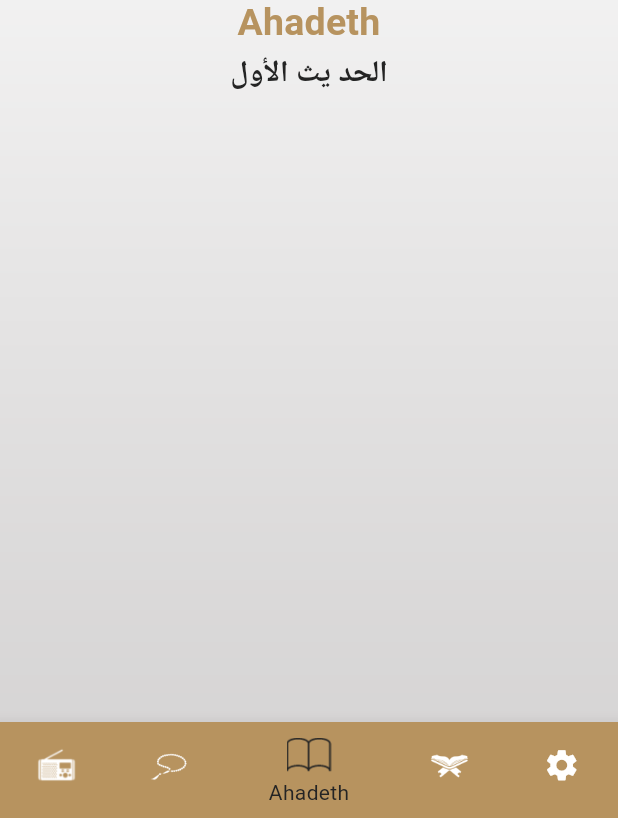
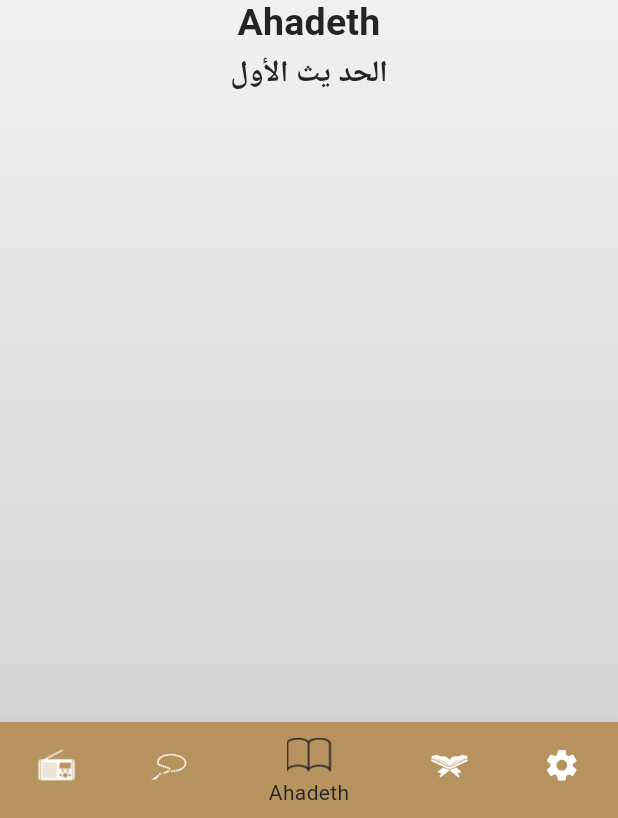
Before and after one commit to Maryammahmou-d/Islame_App, a Flutter app: the screen it shows after launch, item 3 of the bottom bar chosen, on a phone screen of 412 x 824 dp, the part 418-1236 px from its top. Run offline on Flutter 3.47's test engine with Material 3 defaults, Android fonts, the phone set to English and light mode, and no system bars; generated files the repository leaves out were written again.

Commit message:
Change some colors

```diff
--- a/lib/Home/Ahadeth/Ahadeth_tab.dart
+++ b/lib/Home/Ahadeth/Ahadeth_tab.dart
@@ -1,22 +1,18 @@
 import 'package:flutter/material.dart';
 import 'package:flutter/services.dart';
 import 'package:islame_app/Provider/ahadeth_provider.dart';
-import 'package:islame_app/Provider/theme_mode_provider.dart';
 import 'package:provider/provider.dart';
 import '../Quran/divider_item_stayle.dart';
 import 'hadeth_details.dart';
-
 import 'package:flutter_gen/gen_l10n/app_localizations.dart';
 
 class AhadethTab extends StatefulWidget {
   @override
   State<AhadethTab> createState() => _AhadethTabState();
 }
-
 class _AhadethTabState extends State<AhadethTab> {
   @override
   Widget build(BuildContext context) {
-    var provider = Provider.of<ThemeModeProvider>(context);
     return ChangeNotifierProvider(
       create: (context) => AhadethProvider()..LoadHadethFile(),
       builder: (context, widget) {
@@ -28,9 +24,7 @@ class _AhadethTabState extends State<AhadethTab> {
               Text(
                 AppLocalizations.of(context)!.hadeth_name,
                 style: Theme.of(context).textTheme.titleMedium?.copyWith(
-                      color: provider.mode == ThemeMode.light
-                          ? Theme.of(context).colorScheme.primary
-                          : Theme.of(context).colorScheme.secondary,
+                      color: Theme.of(context).colorScheme.secondary,
                     ),
                 textAlign: TextAlign.center,
               ),
--- a/lib/Home/Home_screen.dart
+++ b/lib/Home/Home_screen.dart
@@ -3,11 +3,8 @@ import 'package:islame_app/Home/Ahadeth/Ahadeth_tab.dart';
 import 'package:islame_app/Home/Quran/Quran_tab.dart';
 import 'package:islame_app/Home/radio/Radio_tab.dart';
 import 'package:islame_app/Home/sebha/Sabha_tab.dart';
-import 'package:islame_app/Themeing/Themeing.dart';
-
 import 'package:flutter_gen/gen_l10n/app_localizations.dart';
 import 'package:provider/provider.dart';
-
 import '../Provider/theme_mode_provider.dart';
 import 'Settings/Settings_tab.dart';
 
@@ -47,6 +44,7 @@ class _HomeScreenState extends State<HomeScreen> {
           ),
           body: tabs[currentIndex],
           bottomNavigationBar: BottomNavigationBar(
+              type: BottomNavigationBarType.shifting,
               currentIndex: currentIndex,
               onTap: (index) {
                 currentIndex = index;
@@ -54,45 +52,35 @@ class _HomeScreenState extends State<HomeScreen> {
               },
               items: [
                 BottomNavigationBarItem(
-                    backgroundColor: provider.mode == ThemeMode.light
-                        ? Theme.of(context).colorScheme.primary
-                        : Theme.of(context).colorScheme.primary,
+                    backgroundColor: Theme.of(context).colorScheme.primary,
                     icon: ImageIcon(
                       AssetImage('assets/icon_images/icon_radio.png'),
                       size: 30,
                     ),
                     label: AppLocalizations.of(context)!.radio_nav),
                 BottomNavigationBarItem(
-                    backgroundColor: provider.mode == ThemeMode.light
-                        ? Theme.of(context).colorScheme.primary
-                        : Theme.of(context).colorScheme.primary,
+                    backgroundColor: Theme.of(context).colorScheme.primary,
                     icon: ImageIcon(
                       AssetImage('assets/icon_images/icon_sebha.png'),
                       size: 30,
                     ),
                     label: AppLocalizations.of(context)!.sebha_nav),
                 BottomNavigationBarItem(
-                    backgroundColor: provider.mode == ThemeMode.light
-                        ? Theme.of(context).colorScheme.primary
-                        : Theme.of(context).colorScheme.primary,
+                    backgroundColor: Theme.of(context).colorScheme.primary,
                     icon: ImageIcon(
                       AssetImage('assets/icon_images/icon_hadeth.png'),
                       size: 30,
                     ),
                     label: AppLocalizations.of(context)!.ahadeth_nav),
                 BottomNavigationBarItem(
-                    backgroundColor: provider.mode == ThemeMode.light
-                        ? Theme.of(context).colorScheme.primary
-                        : Theme.of(context).colorScheme.primary,
+                    backgroundColor: Theme.of(context).colorScheme.primary,
                     icon: ImageIcon(
                       AssetImage('assets/icon_images/icon_quran.png'),
                       size: 30,
                     ),
                     label: AppLocalizations.of(context)!.quran_nav),
                 BottomNavigationBarItem(
-                  backgroundColor: provider.mode == ThemeMode.light
-                      ? Theme.of(context).colorScheme.primary
-                      : Theme.of(context).colorScheme.primary,
+                  backgroundColor: Theme.of(context).colorScheme.primary,
                   icon: Icon(
                     Icons.settings,
                     size: 25,
--- a/lib/Home/Quran/Quran_tab.dart
+++ b/lib/Home/Quran/Quran_tab.dart
@@ -127,7 +127,6 @@ class QuranTab extends StatelessWidget {
 
   @override
   Widget build(BuildContext context) {
-    var provider = Provider.of<ThemeModeProvider>(context);
     return Container(
       width: double.infinity,
       child: Column(
@@ -136,9 +135,7 @@ class QuranTab extends StatelessWidget {
           Text(
             AppLocalizations.of(context)!.sura_name,
             style: Theme.of(context).textTheme.titleMedium?.copyWith(
-                  color: provider.mode == ThemeMode.light
-                      ? Theme.of(context).colorScheme.primary
-                      : Theme.of(context).colorScheme.secondary,
+                  color: Theme.of(context).colorScheme.secondary,
                 ),
           ),
           Expanded(
--- a/lib/Home/Radio/Radio_tab.dart
+++ b/lib/Home/Radio/Radio_tab.dart
@@ -1,9 +1,6 @@
 import 'package:flutter/material.dart';
-import 'package:islame_app/Themeing/Themeing.dart';
-
 import 'package:flutter_gen/gen_l10n/app_localizations.dart';
 import 'package:provider/provider.dart';
-
 import '../../Provider/theme_mode_provider.dart';
 
 class RadioTab extends StatelessWidget {
--- a/lib/Home/Settings/Settings_tab.dart
+++ b/lib/Home/Settings/Settings_tab.dart
@@ -62,9 +62,7 @@ class SettingsTab extends StatelessWidget {
           Text(
             AppLocalizations.of(context)!.mode,
             style: Theme.of(context).textTheme.titleSmall!.copyWith(
-                  color: modeProvider.mode == ThemeMode.light
-                      ? Theme.of(context).colorScheme.secondary
-                      : Theme.of(context).colorScheme.secondary,
+                  color: Theme.of(context).colorScheme.secondary,
                 ),
           ),
           SizedBox(
--- a/lib/Themeing/Themeing.dart
+++ b/lib/Themeing/Themeing.dart
@@ -40,6 +40,7 @@ class MyThemeData {
       labelSmall: TextStyle(fontSize: 15, color: BlackColor),
     ),
     bottomNavigationBarTheme: BottomNavigationBarThemeData(
+      backgroundColor: GoldColor,
       selectedItemColor: BlackColor,
       unselectedItemColor: WhiteColor,
     ),
@@ -75,7 +76,7 @@ class MyThemeData {
       labelSmall: TextStyle(fontSize: 15, color: BlackColor),
     ),
     bottomNavigationBarTheme: BottomNavigationBarThemeData(
-      backgroundColor: YellowColor,
+      backgroundColor: BlueColor,
       selectedItemColor: YellowColor,
       unselectedItemColor: WhiteColor,
     ),
```
Also changed, not shown: lib/Home/Ahadeth/hadeth_details.dart (+4 -10 lines), lib/Home/Sura_Details/sura_details.dart (+5 -14 lines).
